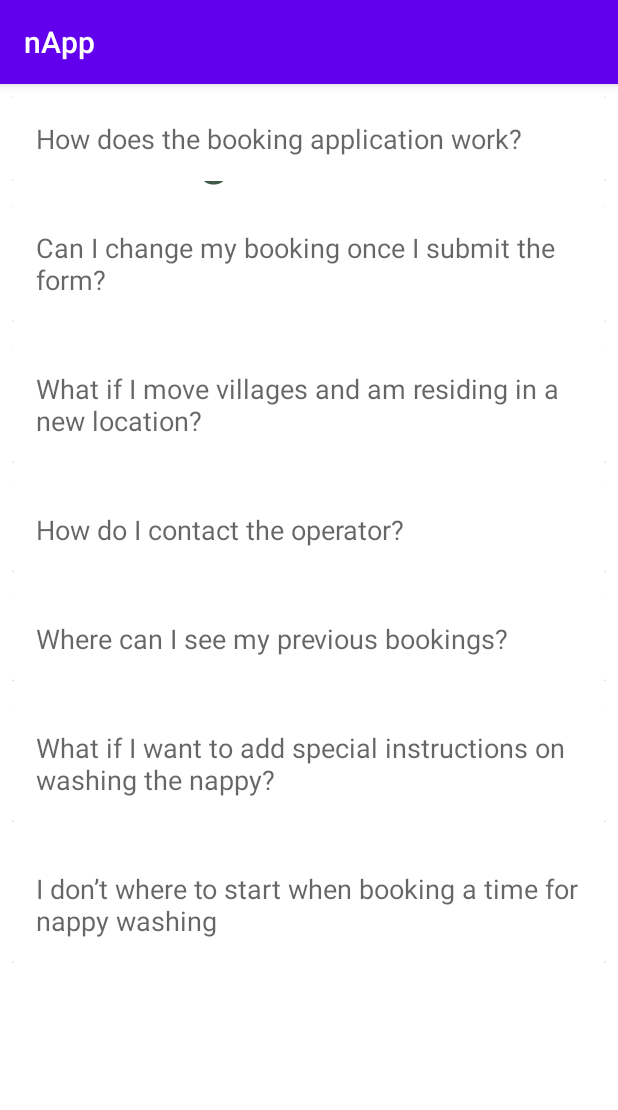
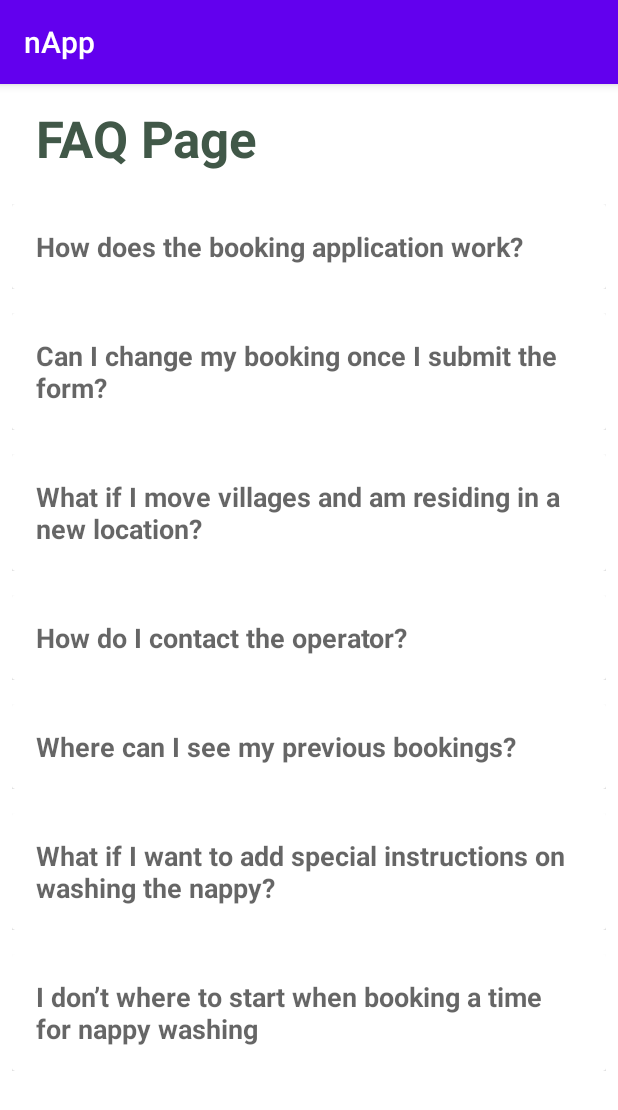
Before and after one commit to 00Chaotic/nApp, an Android app: the FAQPage screen opened directly, with no data from a screen before it, on a phone screen of 412 x 824 dp. Shown: the top 1110 px of the screen. Run offline under Robolectric (Android 15) with nearby library versions, the phone set to English and light mode, and no system bars.

Commit message:
added bold text and fixed the title

```diff
--- a/app/src/main/res/layout/activity_faqpage.xml
+++ b/app/src/main/res/layout/activity_faqpage.xml
@@ -14,11 +14,13 @@
       android:layout_marginStart="24dp"
       android:layout_marginTop="24dp"
       android:layout_marginEnd="24dp"
+      android:layout_marginBottom="24dp"
       android:freezesText="false"
       android:text="FAQ Page"
       android:textColor="#415848"
       android:textSize="34sp"
       android:textStyle="bold"
+      app:layout_constraintBottom_toTopOf="@+id/recyclerView"
       app:layout_constraintEnd_toEndOf="parent"
       app:layout_constraintHorizontal_bias="0.0"
       app:layout_constraintStart_toStartOf="parent"
@@ -28,6 +30,7 @@
       android:id="@+id/recyclerView"
       android:layout_width="0dp"
       android:layout_height="0dp"
+      android:layout_marginTop="72dp"
       app:layout_constraintBottom_toBottomOf="parent"
       app:layout_constraintEnd_toEndOf="parent"
       app:layout_constraintStart_toStartOf="parent"
--- a/app/src/main/res/layout/faq_questions.xml
+++ b/app/src/main/res/layout/faq_questions.xml
@@ -20,14 +20,14 @@
                 android:id="@+id/questionTextView"
                 android:layout_width="0dp"
                 android:layout_height="wrap_content"
+                android:background="?attr/selectableItemBackground"
                 android:padding="16dp"
                 android:text="Question"
                 android:textAppearance="@style/TextAppearance.AppCompat.Medium"
+                android:textStyle="bold"
                 app:layout_constraintEnd_toEndOf="parent"
                 app:layout_constraintStart_toStartOf="parent"
-                app:layout_constraintTop_toTopOf="parent"
-                android:background="?attr/selectableItemBackground"
-                />
+                app:layout_constraintTop_toTopOf="parent" />
 
             <androidx.constraintlayout.widget.ConstraintLayout
                 android:id="@+id/expandableLayout"
```
Lines whose indentation alone changed are shown as unchanged.
